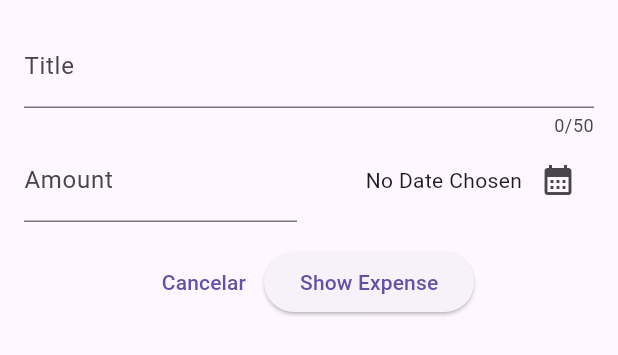
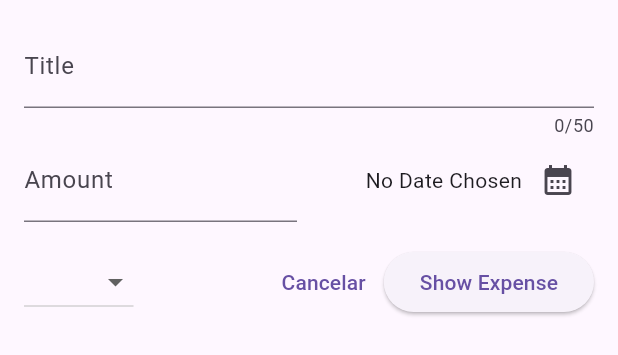
Before and after one commit to rjla-developer/expense_tracker, a Flutter app: the NewExpense widget shown alone on an empty page, opened directly, on a phone screen of 412 x 824 dp. Shown: the top 355 px of the screen. Run offline on Flutter 3.47's test engine with Material 3 defaults, Android fonts, the phone set to English and light mode, and no system bars.

Commit message:
Se coloco un DropdownButton para escoger la categoría

```diff
--- a/lib/widgets/expenses_list/new_expense.dart
+++ b/lib/widgets/expenses_list/new_expense.dart
@@ -12,6 +12,7 @@ class _NewExpenseState extends State<NewExpense> {
   final _titleController = TextEditingController();
   final _amountController = TextEditingController();
   DateTime? _selectedDate;
+  Category? _selectedCategory;
 
   void _presentDatePicker() async {
     final now = DateTime.now();
@@ -82,6 +83,23 @@ class _NewExpenseState extends State<NewExpense> {
           Row(
             mainAxisAlignment: MainAxisAlignment.center,
             children: [
+              DropdownButton(
+                value: _selectedCategory,
+                items: Category.values.map((category) {
+                  return DropdownMenuItem(
+                    value: category,
+                    child: Text(category.toString().split('.').last),
+                  );
+                }).toList(),
+                onChanged: (value) {
+                  if (value != null) {
+                    setState(() {
+                      _selectedCategory = value;
+                    });
+                  }
+                },
+              ),
+              const Spacer(),
               TextButton(
                   onPressed: () {
                     Navigator.pop(context);
```
